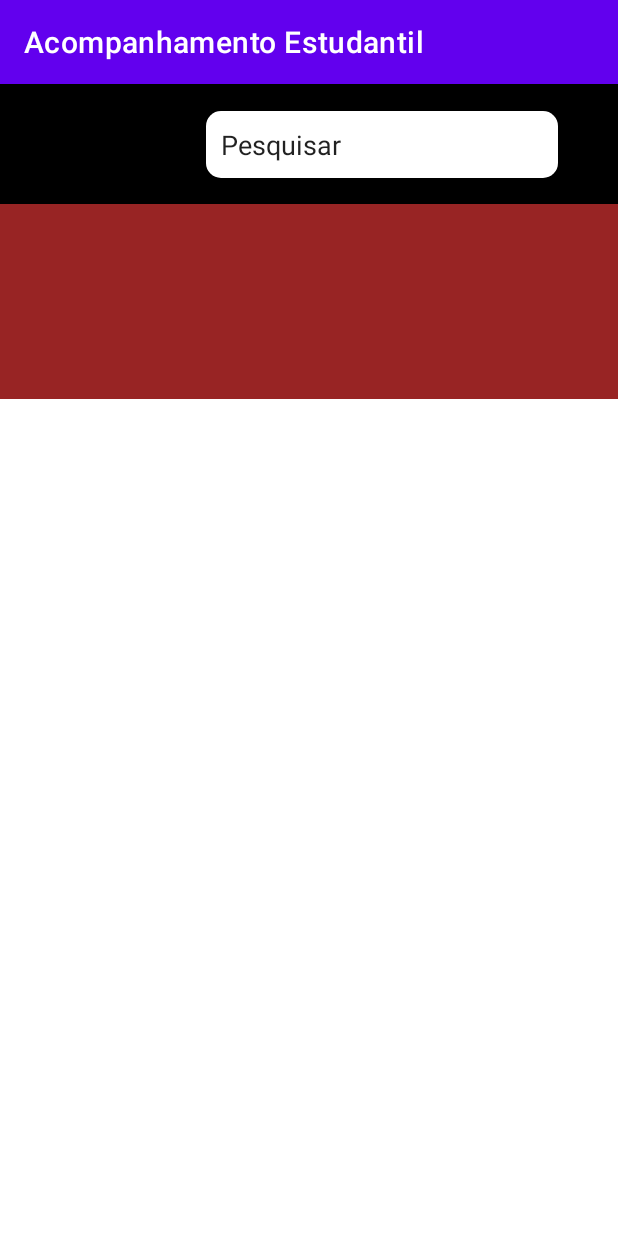
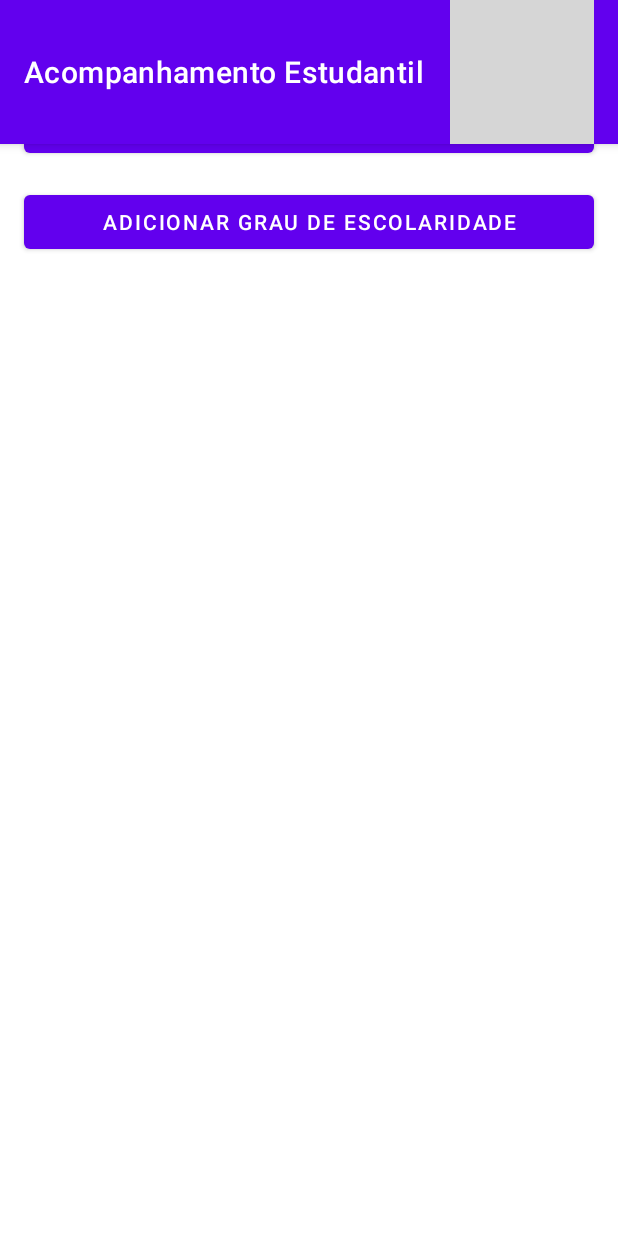
Before and after one commit to williamsoaresdelima/AcompanhamentoEstudantil, an Android app: the Dashboard screen opened directly, with no data from a screen before it, on a phone screen of 412 x 824 dp. Run offline under Robolectric (Android 15) with nearby library versions, the phone set to English and light mode, and no system bars; grey boxes are pictures that could not be loaded.

Commit message:
Criacao tela grau escolaridade e material escolar

```diff
--- a/app/src/main/AndroidManifest.xml
+++ b/app/src/main/AndroidManifest.xml
@@ -11,6 +11,12 @@
         android:supportsRtl="true"
         android:theme="@style/Theme.AcompanhamentoEstudantil"
         tools:targetApi="31">
+        <activity
+            android:name=".CreateLevelSchooling"
+            android:exported="false" />
+        <activity
+            android:name=".CreateSchoolSupplies"
+            android:exported="false" />
         <activity
             android:name=".Dashboard"
             android:exported="false" />
--- a/app/src/main/java/com/example/acompanhamentoestudantil/Dashboard.kt
+++ b/app/src/main/java/com/example/acompanhamentoestudantil/Dashboard.kt
@@ -1,11 +1,30 @@
 package com.example.acompanhamentoestudantil
 
+import android.content.Intent
 import androidx.appcompat.app.AppCompatActivity
 import android.os.Bundle
+import android.view.View
+import android.widget.ArrayAdapter
 
 class Dashboard : AppCompatActivity() {
     override fun onCreate(savedInstanceState: Bundle?) {
         super.onCreate(savedInstanceState)
         setContentView(R.layout.activity_dashboard)
+        supportActionBar?.hide()
+
+        findViewById<View>(R.id.createSchoolSupplies).setOnClickListener {
+            val activity = Intent(this, CreateSchoolSupplies::class.java)
+            startActivity(activity)
+        }
+
+        findViewById<View>(R.id.createLevelSchooling).setOnClickListener {
+            val activity = Intent(this, CreateLevelSchooling::class.java)
+            startActivity(activity)
+        }
+
+        findViewById<View>(R.id.logout).setOnClickListener {
+            val activity = Intent(this, LoginScreen::class.java)
+            startActivity(activity)
+        }
     }
 }
--- a/app/src/main/res/layout/activity_create_account.xml
+++ b/app/src/main/res/layout/activity_create_account.xml
@@ -4,7 +4,7 @@
     xmlns:tools="http://schemas.android.com/tools"
     android:layout_width="match_parent"
     android:layout_height="match_parent"
-    android:background="#CCCCCC"
+    android:background="@color/white"
     android:padding="20dp"
     tools:context=".CreateAccount">
 
--- a/app/src/main/res/layout/activity_dashboard.xml
+++ b/app/src/main/res/layout/activity_dashboard.xml
@@ -6,81 +6,60 @@
     android:layout_height="match_parent"
     tools:context=".Dashboard">
 
-    <ActionMenuView
+    <com.google.android.material.appbar.AppBarLayout
         android:layout_width="match_parent"
-        android:layout_height="80dp"
-        android:background="@color/black"
-        android:gravity="center_horizontal"
-        android:orientation="vertical"
-        app:layout_constraintBottom_toBottomOf="parent"
-        app:layout_constraintStart_toStartOf="parent"
-        app:layout_constraintTop_toTopOf="parent"
-        app:layout_constraintVertical_bias="0.0"
-        android:paddingRight="40dp"
-        android:paddingLeft="20dp"
-        tools:context=".menu"
-        android:id="@+id/Menu">
+        android:layout_height="wrap_content"
+        android:id="@+id/appbarLayout"
+        android:theme="@style/ThemeOverlay.AppCompat.Dark.ActionBar">
+        <androidx.appcompat.widget.Toolbar
+            android:layout_width="match_parent"
+            android:layout_height="wrap_content"
+            app:title="Acompanhamento Estudantil">
+            <ImageView
+                android:layout_width="wrap_content"
+                android:layout_height="wrap_content"
+                android:id="@+id/logout"
+                android:src="@drawable/outline_logout_white_24"
+                android:layout_gravity="right"
+                android:layout_marginEnd="16dp">
 
+            </ImageView>
+        </androidx.appcompat.widget.Toolbar>
+    </com.google.android.material.appbar.AppBarLayout>
 
-        <TextView
-            android:id="@+id/textView"
-            android:layout_width="75dp"
-            android:layout_height="7dp"
-            android:text="TextView"/>
+    <RelativeLayout
+        android:layout_width="match_parent"
+        android:layout_height="match_parent"
+        android:id="@+id/displayFlex"
+        android:layout_marginTop="60dp"
+        >
 
-        <EditText
-            android:id="@+id/editTextTextPersonName"
-            android:layout_width="wrap_content"
+        <Button
+            android:id="@+id/createSchoolSupplies"
+            android:layout_width="match_parent"
             android:layout_height="wrap_content"
-            android:ems="10"
-            android:inputType="textPersonName"
-            android:text="Pesquisar"
-            android:background="@drawable/teste_edittext"
-            android:padding="10dp"
-            />
+            android:layout_marginLeft="16dp"
+            android:layout_marginRight="16dp"
+            android:layout_marginBottom="16dp"
+            android:text="Adicionar materiais Escolares"
+            app:layout_constraintStart_toStartOf="parent"
+            app:layout_constraintEnd_toEndOf="parent" />
+        />
 
-    </ActionMenuView>
-    <LinearLayout xmlns:android="http://schemas.android.com/apk/res/android"
-        xmlns:tools="http://schemas.android.com/tools"
-        android:layout_width="match_parent"
-        android:layout_height="130dp"
-        android:orientation="vertical"
-        android:gravity="center_horizontal"
-        tools:context=".banner"
-        app:layout_constraintEnd_toEndOf="@+id/Menu"
-        app:layout_constraintStart_toStartOf="@+id/Menu"
-        app:layout_constraintTop_toBottomOf="@+id/Menu"
-        android:background="@color/red"
-        android:id="@+id/banner">
+        <Button
+            android:layout_below="@+id/createSchoolSupplies"
+            android:id="@+id/createLevelSchooling"
+            android:layout_width="match_parent"
+            android:layout_height="wrap_content"
+            android:layout_marginLeft="16dp"
+            android:layout_marginRight="16dp"
+            android:layout_marginBottom="16dp"
+            android:text="Adicionar Grau de Escolaridade"
+            app:layout_constraintEnd_toEndOf="parent"
+            app:layout_constraintStart_toStartOf="parent"
+            app:layout_constraintTop_toBottomOf="@+id/createSchoolSupplies"/>
+        />
 
-    </LinearLayout>
-
-    <LinearLayout
-        android:layout_width="match_parent"
-        android:layout_height="250dp"
-        android:orientation="vertical"
-        android:gravity="center_horizontal"
-        tools:context=".banner"
-        app:layout_constraintEnd_toEndOf="@+id/banner"
-        app:layout_constraintStart_toStartOf="@+id/banner"
-        app:layout_constraintTop_toBottomOf="@+id/banner"
-        android:background="#FF747474">
-
-        <GridView
-            android:id="@+id/gridview"
-            android:layout_width="match_parent"
-            android:layout_height="match_parent"
-            android:gravity="center"
-            android:horizontalSpacing="20dp"
-            android:numColumns="auto_fit"
-            android:padding="20dp"
-            android:verticalSpacing="20dp"
-            android:background="@color/white"
-            app:layout_constraintBottom_toBottomOf="parent"
-            app:layout_constraintLeft_toLeftOf="parent"
-            app:layout_constraintRight_toRightOf="parent"
-            app:layout_constraintTop_toTopOf="parent" />
-
-    </LinearLayout>
+    </RelativeLayout>
 
 </androidx.constraintlayout.widget.ConstraintLayout>
--- a/app/src/main/res/layout/activity_login_screen.xml
+++ b/app/src/main/res/layout/activity_login_screen.xml
@@ -2,7 +2,7 @@
 <androidx.constraintlayout.widget.ConstraintLayout xmlns:android="http://schemas.android.com/apk/res/android"
     xmlns:app="http://schemas.android.com/apk/res-auto"
     xmlns:tools="http://schemas.android.com/tools"
-    android:background="#CCCCCC"
+    android:background="@color/white"
     android:layout_width="match_parent"
     android:layout_height="match_parent"
     android:padding="20dp"
```
Also changed, not shown: app/src/main/java/com/example/acompanhamentoestudantil/CreateLevelSchooling.kt (added, +38 -0 lines), app/src/main/java/com/example/acompanhamentoestudantil/CreateSchoolSupplies.kt (added, +43 -0 lines), app/src/main/java/com/example/acompanhamentoestudantil/LoginScreen.kt (+13 -0 lines), app/src/main/java/com/example/acompanhamentoestudantil/MainActivity.kt (+2 -5 lines), app/src/main/res/layout/activity_create_level_schooling.xml (added, +125 -0 lines), app/src/main/res/layout/activity_create_school_supplies.xml (added, +120 -0 lines), app/src/main/res/layout/activity_main.xml (+0 -11 lines).
